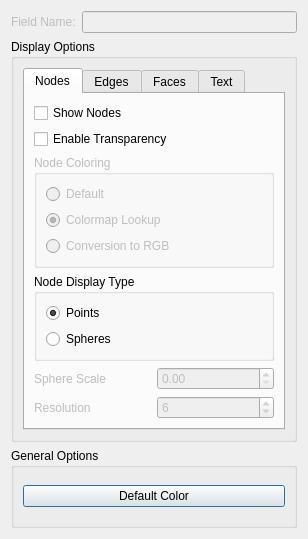
Qt form src/Interface/Modules/Visualization/ShowField.ui (SCIInstitute/SCIRun) before a commit.
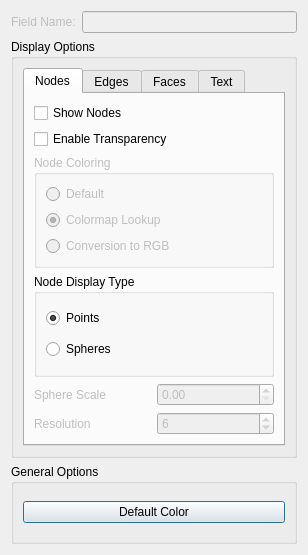
The same form after that commit.

```diff
--- a/src/Interface/Modules/Visualization/ShowField.ui
+++ b/src/Interface/Modules/Visualization/ShowField.ui
@@ -7,7 +7,7 @@
     <x>0</x>
     <y>0</y>
     <width>308</width>
-    <height>539</height>
+    <height>555</height>
    </rect>
   </property>
   <property name="minimumSize">
@@ -63,6 +63,9 @@
             <height>324</height>
            </size>
           </property>
+          <property name="styleSheet">
+           <string notr="true">{text-color: white;}</string>
+          </property>
           <property name="currentIndex">
            <number>0</number>
           </property>
@@ -143,8 +146,8 @@
                 <property name="title">
                  <string>Node Display Type</string>
                 </property>
-                <layout class="QVBoxLayout" name="verticalLayout_15">
-                 <item>
+                <layout class="QGridLayout" name="gridLayout_4">
+                 <item row="0" column="0">
                   <widget class="QRadioButton" name="nodesAsPointsButton_">
                    <property name="text">
                     <string>Points</string>
@@ -154,7 +157,7 @@
                    </property>
                   </widget>
                  </item>
-                 <item>
+                 <item row="1" column="0">
                   <widget class="QRadioButton" name="nodesAsSpheresButton_">
                    <property name="enabled">
                     <bool>true</bool>
```
Left out of the diff: 8 changed lines with no effect on the pictures.
